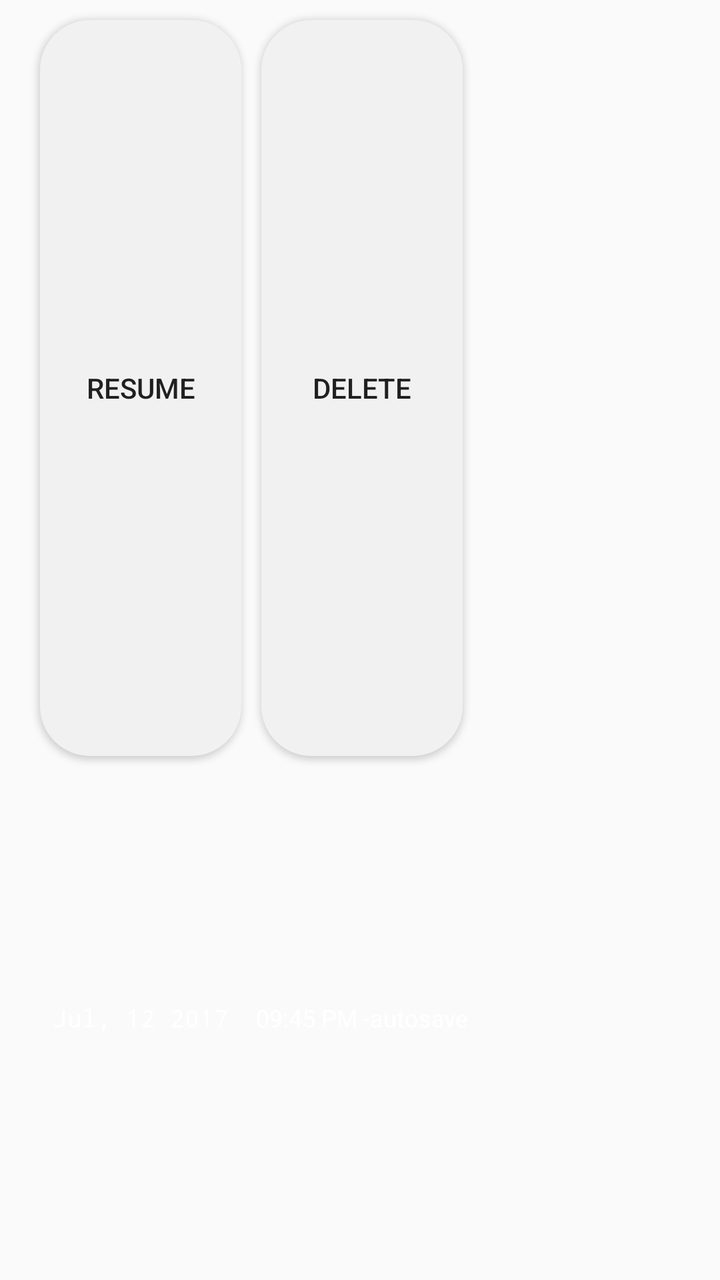
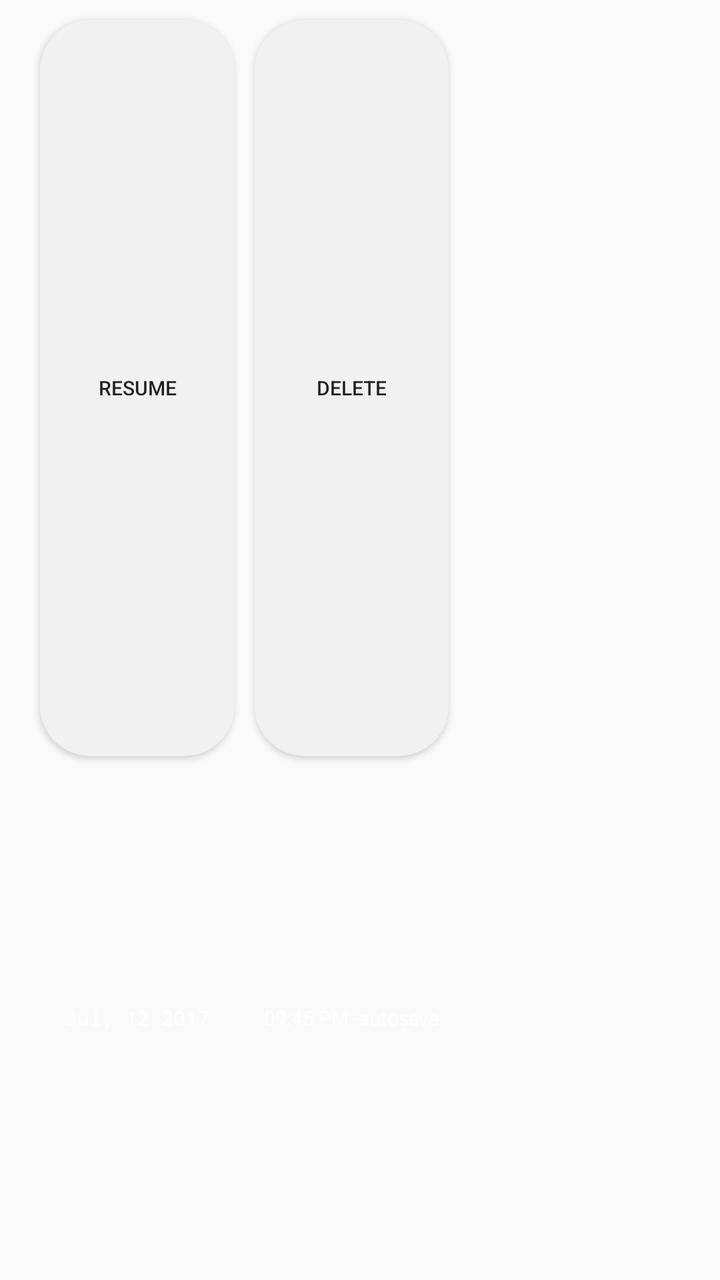

The first picture is an Android layout as it rendered before a commit; the second is the same layout after the commit. The layout source and the unified diff follow.
<!-- AndroidManifest.xml: application theme AppTheme -->
<!-- res/layout/saved_game_list_item_small.xml -->
<?xml version="1.0" encoding="utf-8"?>
<LinearLayout xmlns:android="http://schemas.android.com/apk/res/android"
    xmlns:app="http://schemas.android.com/apk/res-auto"
    xmlns:card_view="http://schemas.android.com/tools"
    android:layout_width="match_parent"
    android:layout_height="80dp"
    android:background="@android:color/transparent"
    android:orientation="vertical">

    <LinearLayout
        android:id="@+id/list_item"
        android:layout_width="match_parent"
        android:layout_height="match_parent"
        android:orientation="horizontal"

        android:weightSum="100"
        card_view:background="@color/green">

        <LinearLayout
            android:layout_width="0dp"
            android:layout_height="match_parent"
            android:layout_weight="70"
            android:background="@android:color/transparent"
            android:elevation="0dp"
            android:orientation="vertical"
            android:weightSum="100">


            <LinearLayout
                android:layout_width="match_parent"
                android:layout_height="0dp"
                android:layout_marginLeft="15dp"
                android:layout_marginRight="5dp"
                android:layout_marginTop="5dp"
                android:layout_weight="60"
                android:orientation="horizontal"
                android:weightSum="2">

                <Button
                    android:id="@+id/start_savedgame"
                    android:layout_width="match_parent"
                    android:layout_height="match_parent"
                    android:layout_margin="5dp"
                    android:layout_weight="1"
                    android:background="@drawable/rounded_button"
                    android:text="Resume" />

                <Button
                    android:id="@+id/delete_savedgame"
                    android:layout_width="match_parent"
                    android:layout_height="match_parent"
                    android:layout_margin="5dp"
                    android:layout_weight="1"
                    android:background="@drawable/rounded_button"
                    android:text="Delete" />

            </LinearLayout>

            <LinearLayout
                android:layout_width="match_parent"
                android:layout_height="0dp"
                android:layout_marginBottom="5dp"
                android:layout_marginLeft="15dp"
                android:layout_marginRight="5dp"
                android:layout_weight="40"
                android:orientation="horizontal"
                android:weightSum="2">

                <TextView
                    android:id="@+id/savedgame_date"
                    android:layout_width="match_parent"
                    android:layout_height="match_parent"
                    android:layout_gravity="center"
                    android:layout_weight="1"
                    android:gravity="center|clip_vertical"
                    android:text="Jul, 12 2017"
                    android:textColor="@color/white"
                    android:textSize="12sp"
                    android:typeface="monospace" />

                <TextView
                    android:id="@+id/savedgame_time"
                    android:layout_width="match_parent"
                    android:layout_height="match_parent"
                    android:layout_weight="1"
                    android:gravity="center|clip_vertical"
                    android:text="09:45 PM -autosave"
                    android:textColor="@color/white"
                    android:textSize="12sp" />

            </LinearLayout>

        </LinearLayout>

        <ImageView
            android:id="@+id/savedgame_type"
            android:layout_width="0dp"
            android:layout_height="match_parent"
            android:layout_gravity="center"
            android:layout_weight="15"
            android:gravity="center_vertical|center_horizontal"
            android:scaleType="fitCenter"
            android:text="Number"
            android:textColor="@color/white"
            android:typeface="monospace" />

        <ImageView
            android:id="@+id/savedgame_level"
            android:layout_width="0dp"
            android:layout_height="match_parent"
            android:layout_gravity="center"
            android:layout_marginLeft="5dp"
            android:layout_marginRight="10dp"
            android:layout_weight="15"
            android:gravity="center_vertical|center_horizontal"
            android:scaleType="fitCenter"
            android:text="Medium"
            android:textAllCaps="true"
            android:textColor="@color/white"
            android:typeface="monospace" />

    </LinearLayout>
</LinearLayout>
<!-- resources referenced by this layout -->
<resources>
  <color name="green">#329d53</color>
  <color name="white">#ffffff</color>
  <!-- drawable rounded_button (drawable-nodpi) -->
  <?xml version="1.0" encoding="utf-8"?>
  <selector xmlns:android="http://schemas.android.com/apk/res/android">
      <item>
      <shape android:shape="rectangle">
          <solid android:color="#F1F1F1"/>
          <corners android:radius="25dp" />
      </shape>
      </item>
  </selector>
  <style name="AppTheme" parent="Theme.AppCompat.Light.NoActionBar">
      <item name="colorPrimary">@color/colorPrimary</item>
      <item name="colorPrimaryDark">@color/colorPrimaryDark</item>
      <item name="colorAccent">@color/colorAccent</item>
      <item name="preferenceTheme">@style/PreferenceThemeOverlay.v14.Material</item>
  
  </style>
  <color name="colorPrimary">#FFFFFF</color>
  <color name="colorPrimaryDark">#454444</color>
  <color name="colorAccent">#1e91d6</color>
</resources>

<!-- the commit's change to res/layout/saved_game_list_item_small.xml (unified diff, before → after) -->
@@ -3,7 +3,7 @@
     xmlns:app="http://schemas.android.com/apk/res-auto"
     xmlns:card_view="http://schemas.android.com/tools"
     android:layout_width="match_parent"
-    android:layout_height="80dp"
+    android:layout_height="70dp"
     android:background="@android:color/transparent"
     android:orientation="vertical">
 
@@ -43,7 +43,8 @@
                     android:layout_margin="5dp"
                     android:layout_weight="1"
                     android:background="@drawable/rounded_button"
-                    android:text="Resume" />
+                    android:text="Resume"
+                    android:textSize="10sp" />
 
                 <Button
                     android:id="@+id/delete_savedgame"
@@ -52,7 +53,8 @@
                     android:layout_margin="5dp"
                     android:layout_weight="1"
                     android:background="@drawable/rounded_button"
-                    android:text="Delete" />
+                    android:text="Delete"
+                    android:textSize="10sp" />
 
             </LinearLayout>
 
@@ -75,7 +77,7 @@
                     android:gravity="center|clip_vertical"
                     android:text="Jul, 12 2017"
                     android:textColor="@color/white"
-                    android:textSize="12sp"
+                    android:textSize="10sp"
                     android:typeface="monospace" />
 
                 <TextView
@@ -86,7 +88,7 @@
                     android:gravity="center|clip_vertical"
                     android:text="09:45 PM -autosave"
                     android:textColor="@color/white"
-                    android:textSize="12sp" />
+                    android:textSize="10sp" />
 
             </LinearLayout>
 
@@ -97,12 +99,14 @@
             android:layout_width="0dp"
             android:layout_height="match_parent"
             android:layout_gravity="center"
+            android:layout_margin="5dp"
             android:layout_weight="15"
             android:gravity="center_vertical|center_horizontal"
             android:scaleType="fitCenter"
             android:text="Number"
             android:textColor="@color/white"
-            android:typeface="monospace" />
+            android:typeface="monospace"
+            card_view:background="@drawable/peacock" />
 
         <ImageView
             android:id="@+id/savedgame_level"
@@ -117,7 +121,8 @@
             android:text="Medium"
             android:textAllCaps="true"
             android:textColor="@color/white"
-            android:typeface="monospace" />
+            android:typeface="monospace"
+            card_view:background="@drawable/experticon" />
 
     </LinearLayout>
 </LinearLayout>
<!-- resource entries referenced after the edit -->
@@ -2,6 +2,8 @@
 <resources>
   <color name="green">#329d53</color>
   <color name="white">#ffffff</color>
+  <!-- drawable experticon: png bitmap (drawable-nodpi, 2169 bytes) -->
+  <!-- drawable peacock: png bitmap (drawable-nodpi, 14599 bytes) -->
   <!-- drawable rounded_button (drawable-nodpi) -->
   <?xml version="1.0" encoding="utf-8"?>
   <selector xmlns:android="http://schemas.android.com/apk/res/android">
